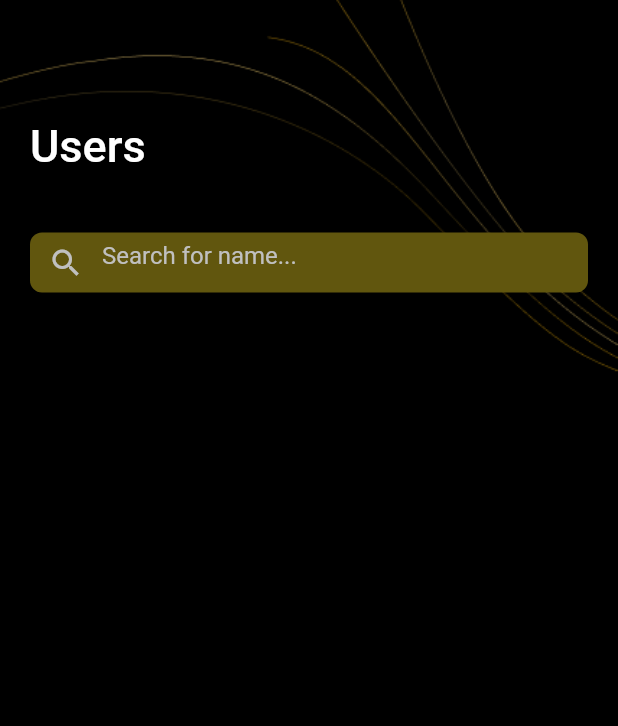
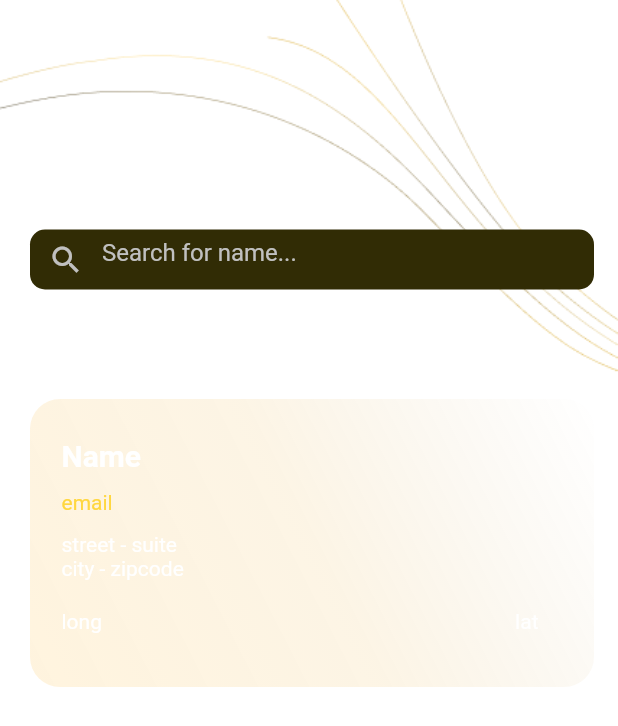
Before and after one commit to vatsal999/dvm2, a Flutter app: the screen it shows after launch, on a phone screen of 412 x 824 dp. Shown: the top 726 px of the screen. Run offline on Flutter 3.47's test engine with Material 2 defaults, Android fonts, the phone set to English and light mode, and no system bars; our stand-ins replace flutter_svg.

Commit message:
add card

```diff
--- /dev/null
+++ b/lib/screens/card.dart
@@ -0,0 +1,82 @@
+import 'package:flutter/material.dart';
+import 'package:flutter/src/widgets/framework.dart';
+import 'package:flutter/src/widgets/placeholder.dart';
+
+class UserCard extends StatefulWidget {
+  UserCard({super.key});
+
+  @override
+  State<UserCard> createState() => _UserCardState();
+}
+
+class _UserCardState extends State<UserCard> {
+  @override
+  Widget build(BuildContext context) {
+    return Stack(children: [
+      Container(
+        height: 192,
+        decoration: BoxDecoration(
+          gradient: LinearGradient(
+            colors: [
+              Color.fromRGBO(255, 168, 0, 0.13),
+              Color.fromRGBO(231, 153, 0, 0.1),
+              Color.fromRGBO(158, 105, 0, 0),
+            ],
+            begin: Alignment.bottomLeft,
+            end: Alignment.topRight,
+          ),
+          borderRadius: BorderRadius.circular(20),
+        ),
+      ),
+      Padding(
+        padding: EdgeInsets.fromLTRB(21, 26, 37, 21),
+        child: Column(
+            mainAxisAlignment: MainAxisAlignment.start,
+            crossAxisAlignment: CrossAxisAlignment.start,
+            children: [
+              Text(
+                "Name",
+                style: TextStyle(
+                    fontSize: 20,
+                    fontWeight: FontWeight.w700,
+                    color: Colors.white),
+              ),
+              SizedBox(
+                height: 12,
+              ),
+              Text(
+                "email",
+                style: TextStyle(color: Colors.amberAccent, fontSize: 14),
+              ),
+              SizedBox(
+                height: 12,
+              ),
+              Text(
+                "street - suite",
+                style: TextStyle(color: Colors.white),
+              ),
+              Text(
+                "city - zipcode",
+                style: TextStyle(color: Colors.white),
+              ),
+              SizedBox(
+                height: 19,
+              ),
+              Row(
+                mainAxisAlignment: MainAxisAlignment.spaceBetween,
+                children: [
+                  Text(
+                    "long",
+                    style: TextStyle(color: Colors.white),
+                  ),
+                  Text(
+                    "lat",
+                    style: TextStyle(color: Colors.white),
+                  )
+                ],
+              )
+            ]),
+      )
+    ]);
+  }
+}
--- a/lib/screens/home.dart
+++ b/lib/screens/home.dart
@@ -2,6 +2,7 @@ import 'package:flutter/material.dart';
 import 'package:flutter_svg/flutter_svg.dart';
 import 'package:flutter/src/widgets/framework.dart';
 import 'package:flutter/src/widgets/placeholder.dart';
+import 'package:dvm2/screens/card.dart';
 
 class home extends StatefulWidget {
   const home({super.key});
@@ -14,12 +15,12 @@ class _homeState extends State<home> {
   @override
   Widget build(BuildContext context) {
     return Scaffold(
-      backgroundColor: Colors.black,
+      backgroundColor: Color(0x001E1E1E),
       body: Stack(
         children: <Widget>[
           Image(image: AssetImage("assets/images/lines.png")),
           Padding(
-              padding: EdgeInsets.fromLTRB(20, 80, 20, 20),
+              padding: EdgeInsets.fromLTRB(20, 80, 16, 46),
               child: Column(
                 mainAxisAlignment: MainAxisAlignment.start,
                 crossAxisAlignment: CrossAxisAlignment.start,
@@ -28,8 +29,8 @@ class _homeState extends State<home> {
                     "Users",
                     style: TextStyle(
                         color: Colors.white,
-                        fontSize: 30,
-                        fontWeight: FontWeight.w500),
+                        fontSize: 28,
+                        fontWeight: FontWeight.w600),
                   ),
                   SizedBox(
                     height: 40,
@@ -43,10 +44,14 @@ class _homeState extends State<home> {
                               TextStyle(color: Color(0xFFC0C0C0), fontSize: 16),
                           prefixIcon: Icon(Icons.search),
                           prefixIconColor: Color(0xFFC0C0C0),
-                          fillColor: Color.fromARGB(255, 97, 86, 14),
+                          fillColor: Color.fromARGB(255, 49, 44, 5),
                           border: OutlineInputBorder(
-                              borderRadius: BorderRadius.circular(8.0),
+                              borderRadius: BorderRadius.circular(10.0),
                               borderSide: BorderSide.none))),
+                  SizedBox(
+                    height: 73,
+                  ),
+                  UserCard(),
                 ],
               )),
           // SvgPicture.asset(
```
